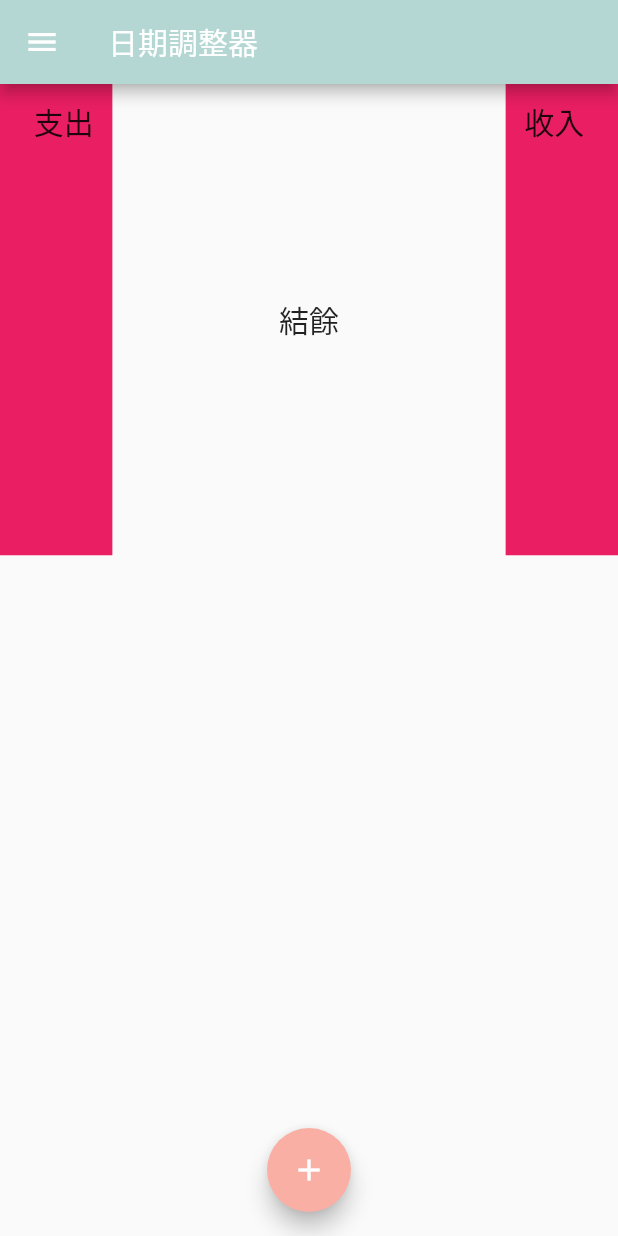
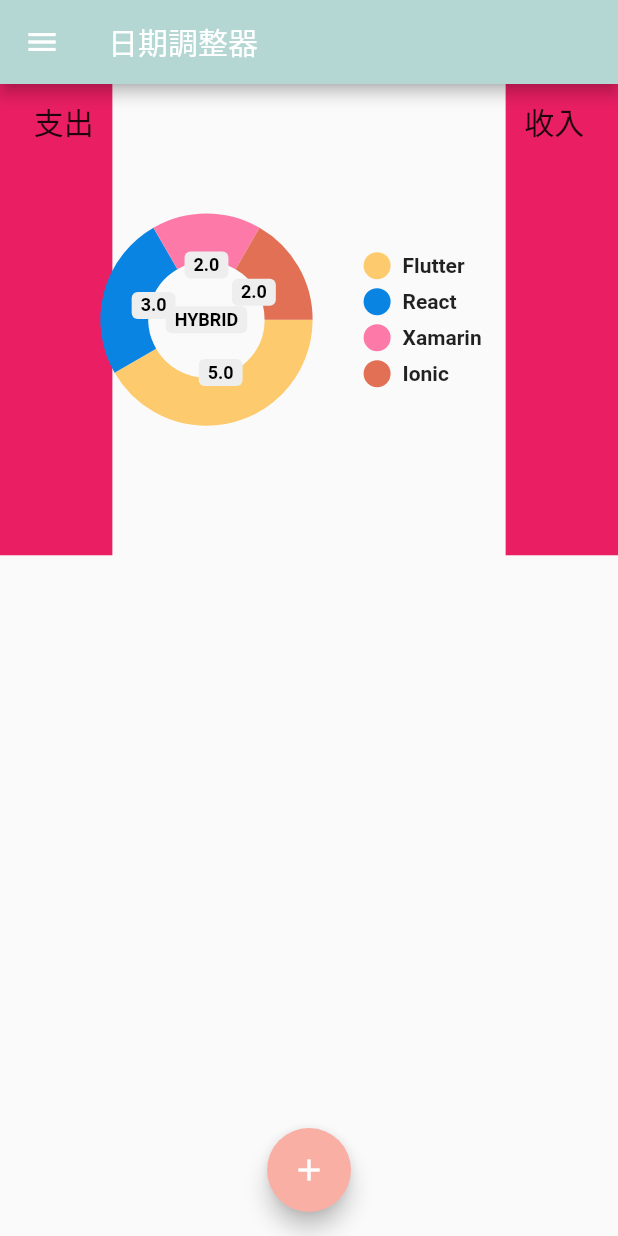
Before and after one commit to fang1204/flutter-account-app, a Flutter app: the screen it shows after launch, on a phone screen of 412 x 824 dp. Run offline on Flutter 3.47's test engine with Material 2 defaults, Android fonts, the phone set to English and light mode, and no system bars; drawn by our look-alikes of pie_chart; our stand-ins replace responsive_sizer.

Commit message:
畫圓餅圖後的home

```diff
--- a/account_app/lib/home.dart
+++ b/account_app/lib/home.dart
@@ -1,6 +1,7 @@
 import 'package:account_app/data/home_account_list.dart';
 import 'package:account_app/model/account.dart';
 import 'package:account_app/widget/card_view.dart';
+import 'package:account_app/widget/pieCharts_view.dart';
 import 'package:flutter/material.dart';
 import 'package:provider/provider.dart';
 
@@ -105,10 +106,12 @@ class _HomePageState extends State<HomePage> {
                       flex: 7,
                       child: Container(
                           alignment: Alignment.center,
-                          child: Text(
-                            '結餘',
-                            style: TextStyle(fontSize: 20),
-                          )),
+                          child: OutcomeChart(),
+                          // child: Text(
+                          //   '結餘',
+                          //   style: TextStyle(fontSize: 20),
+                          // )
+                      ),
                     ),
                     Expanded(
                       //上右:收入
```
